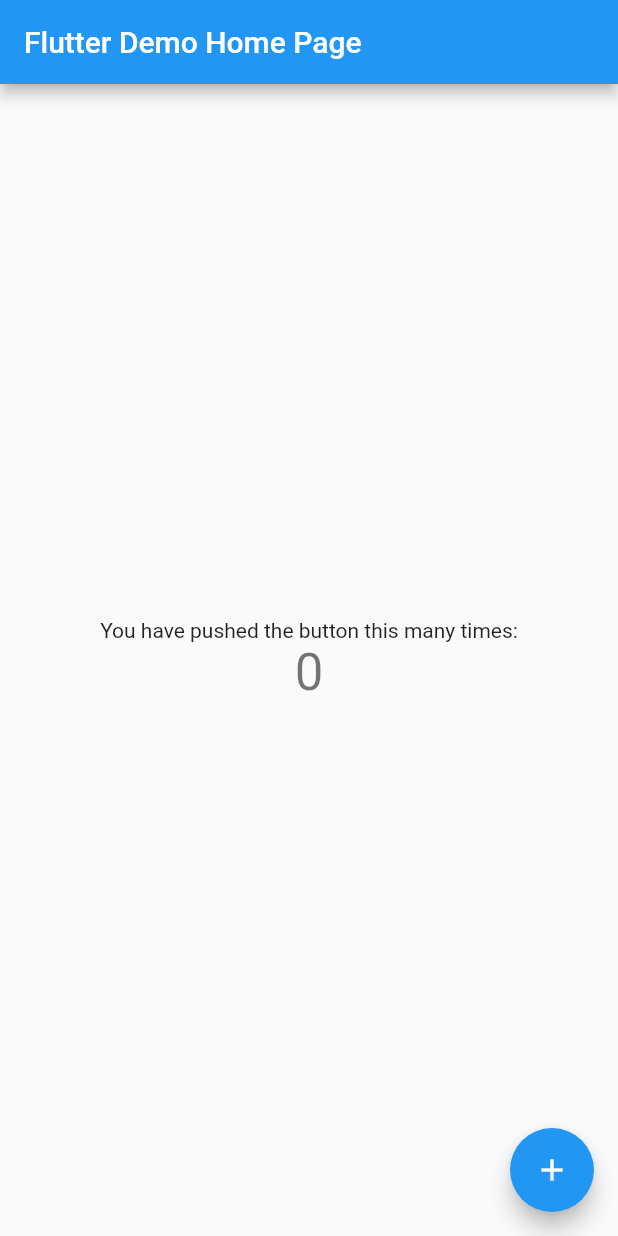
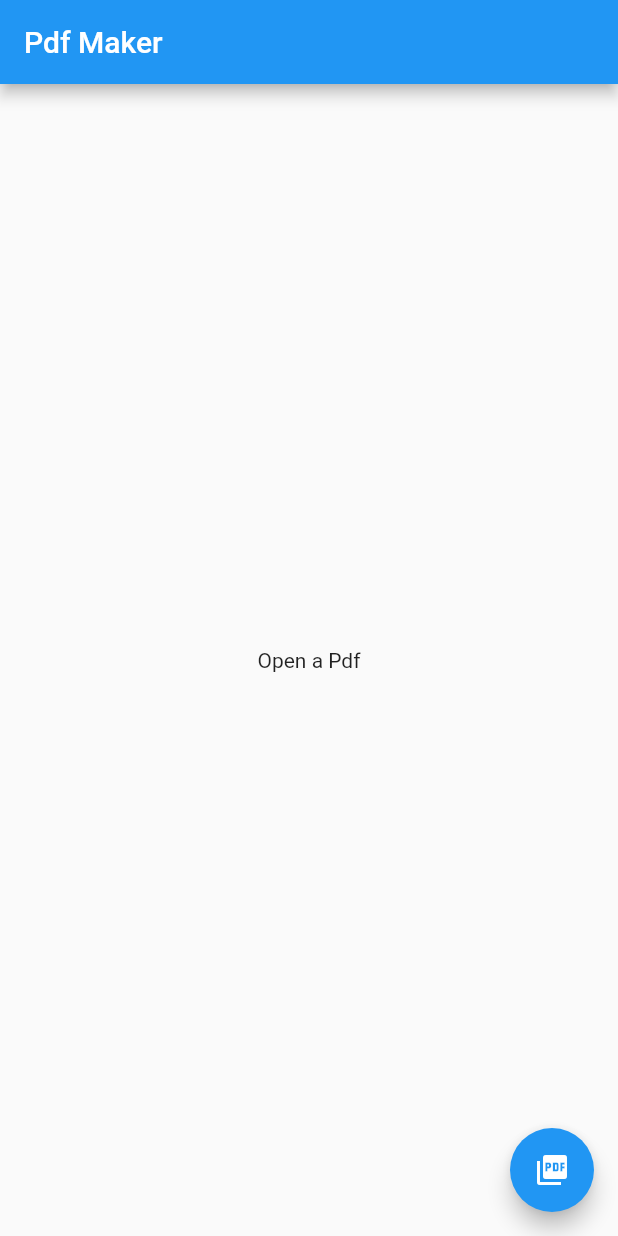
Before and after one commit to DRohan007/pdf_maker, a Flutter app: the screen it shows after launch, on a phone screen of 412 x 824 dp. Run offline on Flutter 3.47's test engine with Material 2 defaults, Android fonts, the phone set to English and light mode, and no system bars; our stand-ins replace file_picker; missing offline and left inert: pdf_flutter.

Commit message:
Pdf_Maker: Include Homepage ui edit & import some needed plugins
Signed-off-by: DRohan007 <drohan940@gmail.com>

```diff
--- a/lib/main.dart
+++ b/lib/main.dart
@@ -1,117 +1,53 @@
+import 'dart:io';
+import 'package:file_picker/file_picker.dart';
 import 'package:flutter/material.dart';
+import 'package:pdf_flutter/pdf_flutter.dart';
 
-void main() {
-  runApp(MyApp());
+void main(){
+  runApp(pdf_maker());
 }
 
-class MyApp extends StatelessWidget {
-  // This widget is the root of your application.
+class pdf_maker extends StatelessWidget {
   @override
   Widget build(BuildContext context) {
     return MaterialApp(
-      title: 'Flutter Demo',
-      theme: ThemeData(
-        // This is the theme of your application.
-        //
-        // Try running your application with "flutter run". You'll see the
-        // application has a blue toolbar. Then, without quitting the app, try
-        // changing the primarySwatch below to Colors.green and then invoke
-        // "hot reload" (press "r" in the console where you ran "flutter run",
-        // or simply save your changes to "hot reload" in a Flutter IDE).
-        // Notice that the counter didn't reset back to zero; the application
-        // is not restarted.
-        primarySwatch: Colors.blue,
-        // This makes the visual density adapt to the platform that you run
-        // the app on. For desktop platforms, the controls will be smaller and
-        // closer together (more dense) than on mobile platforms.
-        visualDensity: VisualDensity.adaptivePlatformDensity,
-      ),
-      home: MyHomePage(title: 'Flutter Demo Home Page'),
+      debugShowCheckedModeBanner: false,
+      home: Home_Page(),
     );
   }
 }
-
-class MyHomePage extends StatefulWidget {
-  MyHomePage({Key key, this.title}) : super(key: key);
-
-  // This widget is the home page of your application. It is stateful, meaning
-  // that it has a State object (defined below) that contains fields that affect
-  // how it looks.
-
-  // This class is the configuration for the state. It holds the values (in this
-  // case the title) provided by the parent (in this case the App widget) and
-  // used by the build method of the State. Fields in a Widget subclass are
-  // always marked "final".
-
-  final String title;
-
+class Home_Page extends StatefulWidget {
   @override
-  _MyHomePageState createState() => _MyHomePageState();
+  _Home_PageState createState() => _Home_PageState();
 }
 
-class _MyHomePageState extends State<MyHomePage> {
-  int _counter = 0;
-
-  void _incrementCounter() {
-    setState(() {
-      // This call to setState tells the Flutter framework that something has
-      // changed in this State, which causes it to rerun the build method below
-      // so that the display can reflect the updated values. If we changed
-      // _counter without calling setState(), then the build method would not be
-      // called again, and so nothing would appear to happen.
-      _counter++;
-    });
-  }
-
+class _Home_PageState extends State<Home_Page> {
+  File file;
   @override
   Widget build(BuildContext context) {
-    // This method is rerun every time setState is called, for instance as done
-    // by the _incrementCounter method above.
-    //
-    // The Flutter framework has been optimized to make rerunning build methods
-    // fast, so that you can just rebuild anything that needs updating rather
-    // than having to individually change instances of widgets.
     return Scaffold(
       appBar: AppBar(
-        // Here we take the value from the MyHomePage object that was created by
-        // the App.build method, and use it to set our appbar title.
-        title: Text(widget.title),
+        title: Text("Pdf Maker"),
       ),
       body: Center(
-        // Center is a layout widget. It takes a single child and positions it
-        // in the middle of the parent.
-        child: Column(
-          // Column is also a layout widget. It takes a list of children and
-          // arranges them vertically. By default, it sizes itself to fit its
-          // children horizontally, and tries to be as tall as its parent.
-          //
-          // Invoke "debug painting" (press "p" in the console, choose the
-          // "Toggle Debug Paint" action from the Flutter Inspector in Android
-          // Studio, or the "Toggle Debug Paint" command in Visual Studio Code)
-          // to see the wireframe for each widget.
-          //
-          // Column has various properties to control how it sizes itself and
-          // how it positions its children. Here we use mainAxisAlignment to
-          // center the children vertically; the main axis here is the vertical
-          // axis because Columns are vertical (the cross axis would be
-          // horizontal).
-          mainAxisAlignment: MainAxisAlignment.center,
-          children: <Widget>[
-            Text(
-              'You have pushed the button this many times:',
-            ),
-            Text(
-              '$_counter',
-              style: Theme.of(context).textTheme.headline4,
-            ),
-          ],
-        ),
+        child: file != null ? PDF.file(file, height: 700, width: 500,)
+          : Text("Open a Pdf"),
       ),
       floatingActionButton: FloatingActionButton(
-        onPressed: _incrementCounter,
-        tooltip: 'Increment',
-        child: Icon(Icons.add),
-      ), // This trailing comma makes auto-formatting nicer for build methods.
+          onPressed: () async {
+            File picked_file = await FilePicker.getFile(
+              type: FileType.custom,
+              allowedExtensions: ['pdf'],
+            );
+            setState(() {
+              file = picked_file;
+            });
+          },
+          child: Icon(Icons.picture_as_pdf),
+          tooltip: "Open Pdf",
+          splashColor: Colors.deepPurpleAccent,
+          ),
     );
   }
 }
+//
```
Also changed, not shown: pubspec.yaml (+6 -1 lines), 11 other files.
